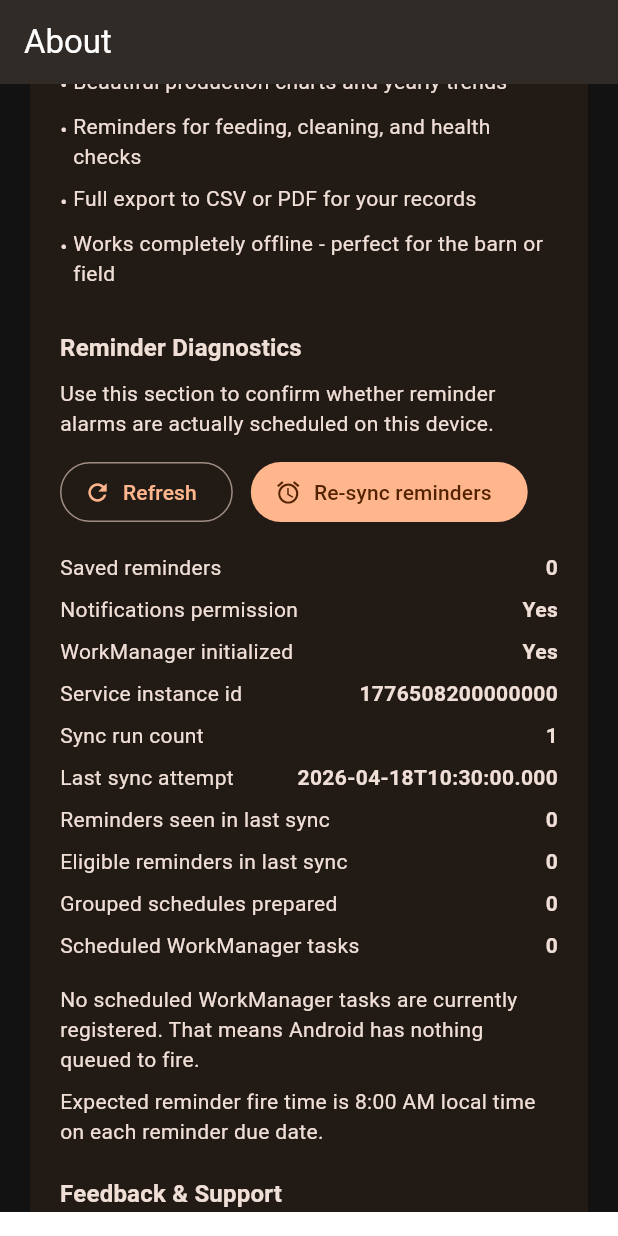
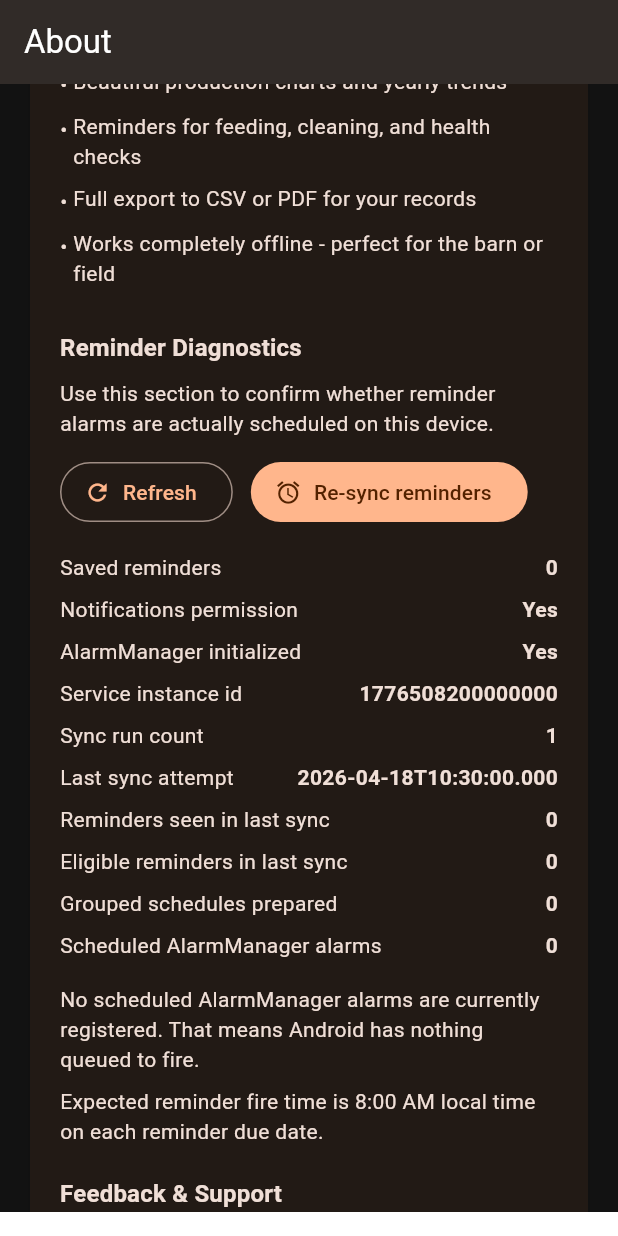
Before and after one commit to colaborat0r/chicken_tracker, a Flutter app: the AboutScreen screen opened by its route, scrolled down 576 dp, on a phone screen of 412 x 824 dp. Run offline on Flutter 3.47's test engine with Material 3 defaults, Android fonts, the phone set to English and light mode, and no system bars; our stand-ins replace csv, drift, drift_flutter, file_picker, fl_chart, flutter_local_notifications and 6 more; missing offline and left inert: android_alarm_manager_plus; accounts and stored records are empty; generated files the repository leaves out were written again.

Commit message:
feat: Update diagnostics to use AlarmManager instead of WorkManager

```diff
--- a/lib/core/services/reminder_notification_service.dart
+++ b/lib/core/services/reminder_notification_service.dart
@@ -59,7 +59,7 @@ class ReminderNotificationDiagnostics {
     required this.syncRunCount,
     required this.lastSyncAttemptAtIso,
     required this.notificationsGranted,
-    required this.workManagerInitialized,
+    required this.alarmManagerInitialized,
     required this.scheduledTasks,
     required this.totalRemindersSeen,
     required this.eligibleRemindersSeen,
@@ -71,7 +71,7 @@ class ReminderNotificationDiagnostics {
   final int syncRunCount;
   final String? lastSyncAttemptAtIso;
   final bool notificationsGranted;
-  final bool workManagerInitialized;
+  final bool alarmManagerInitialized;
   final List<String> scheduledTasks;
   final int totalRemindersSeen;
   final int eligibleRemindersSeen;
@@ -101,7 +101,7 @@ class ReminderNotificationService {
   Future<void> initialize() async {
     if (!Platform.isAndroid || _isInitialized) return;
 
-    // WorkManager is already initialized in main.dart
+    // AlarmManager is already initialized in main.dart
     // Only initialize local notifications plugin here
     const androidSettings =
         AndroidInitializationSettings('@mipmap/ic_launcher');
@@ -256,7 +256,7 @@ class ReminderNotificationService {
       syncRunCount: _syncRunCount,
       lastSyncAttemptAtIso: _lastSyncAttemptAt?.toIso8601String(),
       notificationsGranted: notificationStatus.isGranted,
-      workManagerInitialized: _isInitialized,
+      alarmManagerInitialized: _isInitialized,
       scheduledTasks: scheduledTasks,
       totalRemindersSeen: _lastTotalRemindersSeen,
       eligibleRemindersSeen: _lastEligibleRemindersSeen,
@@ -284,7 +284,7 @@ class ReminderNotificationService {
   }
 
   Future<List<String>> _getScheduledTasks() async {
-    // WorkManager doesn't provide a direct way to list scheduled tasks
+    // AlarmManager doesn't provide a direct way to list scheduled alarms
     // This is a limitation, but we can return an empty list for now
     return [];
   }
--- a/lib/features/settings/screens/about_screen.dart
+++ b/lib/features/settings/screens/about_screen.dart
@@ -333,8 +333,8 @@ class _ReminderDiagnosticsCard extends StatelessWidget {
           value: _boolLabel(diagnostics?.notificationsGranted),
         ),
         _DiagnosticRow(
-          label: 'WorkManager initialized',
-          value: _boolLabel(diagnostics?.workManagerInitialized),
+          label: 'AlarmManager initialized',
+          value: _boolLabel(diagnostics?.alarmManagerInitialized),
         ),
         _DiagnosticRow(
           label: 'Service instance id',
@@ -361,8 +361,8 @@ class _ReminderDiagnosticsCard extends StatelessWidget {
           value: '${diagnostics?.groupedNotificationsPrepared ?? 0}',
         ),
         _DiagnosticRow(
-          label: 'Scheduled WorkManager tasks',
-          value: '${scheduledTasks.length}',
+          label: 'Scheduled AlarmManager alarms',
+          value: '${diagnostics?.groupedNotificationsPrepared ?? 0}',
         ),
         if (diagnostics?.lastScheduleError != null) ...[
           const SizedBox(height: 8),
@@ -397,10 +397,10 @@ class _ReminderDiagnosticsCard extends StatelessWidget {
               ),
             ),
         ],
-        if (scheduledTasks.isEmpty && diagnostics != null) ...[
+        if (scheduledTasks.isEmpty && diagnostics != null && (diagnostics?.groupedNotificationsPrepared ?? 0) == 0) ...[
           const SizedBox(height: 8),
           Text(
-            'No scheduled WorkManager tasks are currently registered. That means Android has nothing queued to fire.',
+            'No scheduled AlarmManager alarms are currently registered. That means Android has nothing queued to fire.',
             style: bodyStyle,
           ),
         ],
```
